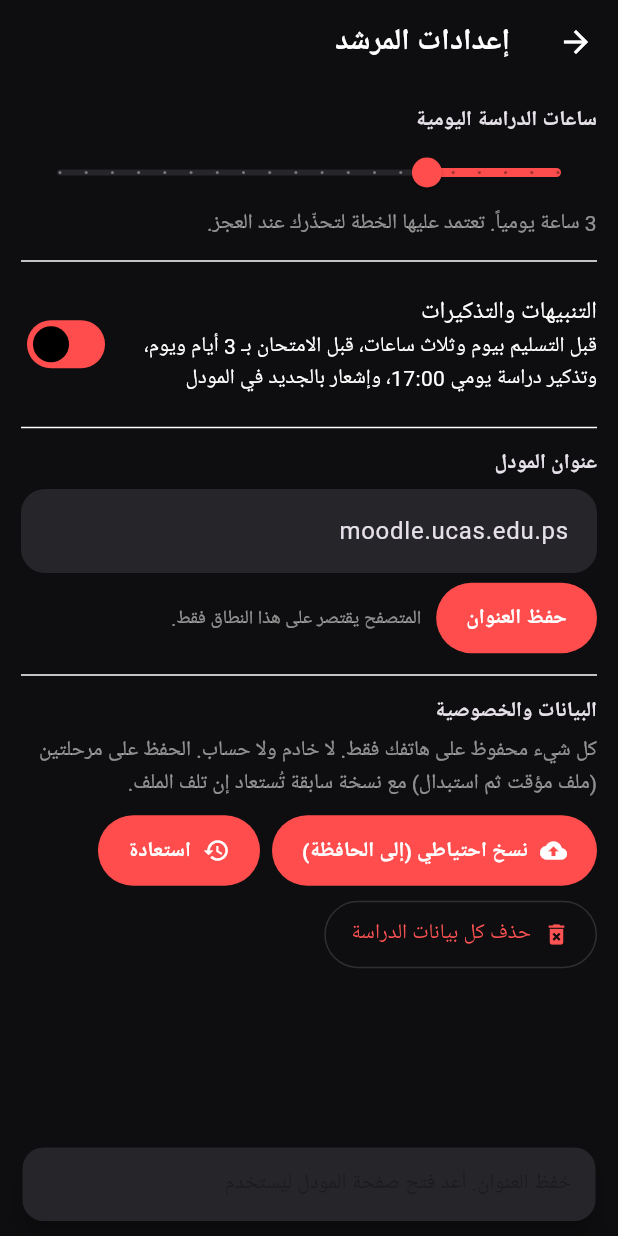
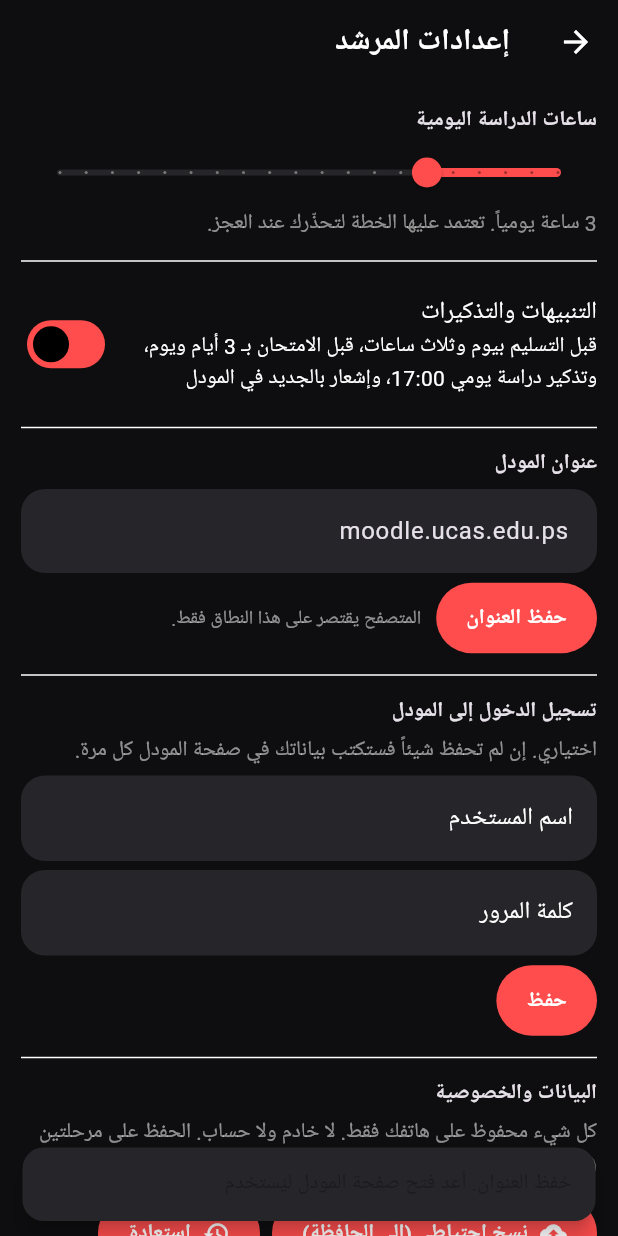
Before and after one commit to mo7amadramsey-ai/focus-lock, a Flutter app: the StudySettingsPage screen opened directly, after a tap on "حفظ العنوان", on a phone screen of 412 x 824 dp. Run offline on Flutter 3.47's test engine with Material 3 defaults, Android fonts, the phone set to English and light mode, and no system bars; our stand-ins replace file_picker, flutter_secure_storage, local_auth, video_player, wakelock_plus, webview_flutter; missing offline and left inert: pdfx, webview_flutter_android, youtube_explode_dart; accounts and stored records are empty.

Commit message:
Optional saved Moodle login (secure storage, fills but never submits)

```diff
--- a/lib/settings_page.dart
+++ b/lib/settings_page.dart
@@ -13,6 +13,16 @@ class StudySettingsPage extends StatefulWidget {
 
 class _StudySettingsPageState extends State<StudySettingsPage> {
   late final host = TextEditingController(text: study.moodleHost);
+  final user = TextEditingController(), pass = TextEditingController();
+  bool hasLogin = false;
+
+  @override
+  void initState() {
+    super.initState();
+    savedLogin().then((v) {
+      if (mounted) setState(() => hasLogin = v != null);
+    });
+  }
 
   void _toast(String t) {
     if (mounted) ScaffoldMessenger.of(context).showSnackBar(SnackBar(content: Text(t)));
@@ -103,6 +113,38 @@ class _StudySettingsPageState extends State<StudySettingsPage> {
               const Expanded(child: Text('المتصفح يقتصر على هذا النطاق فقط.', style: TextStyle(color: Colors.white54, fontSize: 12.5))),
             ]),
             const Divider(height: 28),
+            const Text('تسجيل الدخول إلى المودل', style: TextStyle(fontWeight: FontWeight.w800)),
+            const SizedBox(height: 4),
+            Text(hasLogin ? 'يوجد دخول محفوظ على هذا الهاتف.' : 'اختياري. إن لم تحفظ شيئاً فستكتب بياناتك في صفحة المودل كل مرة.',
+                style: const TextStyle(color: Colors.white54, height: 1.5)),
+            const SizedBox(height: 6),
+            TextField(controller: user, decoration: const InputDecoration(hintText: 'اسم المستخدم')),
+            const SizedBox(height: 6),
+            TextField(controller: pass, obscureText: true, decoration: const InputDecoration(hintText: 'كلمة المرور')),
+            const SizedBox(height: 6),
+            Row(children: [
+              FilledButton.tonal(
+                onPressed: () async {
+                  if (user.text.trim().isEmpty || pass.text.isEmpty) return;
+                  await saveLogin(user.text.trim(), pass.text);
+                  user.clear();
+                  pass.clear();
+                  setState(() => hasLogin = true);
+                  _toast('حُفظ الدخول مشفراً. سيُملأ تلقائياً دون تسجيل الدخول عنك');
+                },
+                child: const Text('حفظ'),
+              ),
+              const SizedBox(width: 8),
+              if (hasLogin)
+                OutlinedButton(
+                  onPressed: () async {
+                    await clearLogin();
+                    setState(() => hasLogin = false);
+                  },
+                  child: const Text('حذف المحفوظ'),
+                ),
+            ]),
+            const Divider(height: 28),
             const Text('البيانات والخصوصية', style: TextStyle(fontWeight: FontWeight.w800)),
             const SizedBox(height: 4),
             const Text('كل شيء محفوظ على هاتفك فقط. لا خادم ولا حساب. الحفظ على مرحلتين (ملف مؤقت ثم استبدال) مع نسخة سابقة تُستعاد إن تلف الملف.', style: TextStyle(color: Colors.white54, height: 1.5)),
--- a/lib/study.dart
+++ b/lib/study.dart
@@ -3,6 +3,7 @@ import 'dart:convert';
 import 'dart:io';
 import 'dart:math';
 import 'package:flutter/foundation.dart';
+import 'package:flutter_secure_storage/flutter_secure_storage.dart';
 import 'package:path_provider/path_provider.dart';
 import 'package:youtube_explode_dart/youtube_explode_dart.dart';
 import 'channel.dart';
@@ -753,6 +754,7 @@ class StudyStore extends ChangeNotifier {
     daySecs.clear();
     daySessions.clear();
     examLog.clear();
+    await clearLogin();
     deadline = DateTime(2026, 12, 2);
     dailyMinutes = 180;
     scheduleReminders();
@@ -761,6 +763,30 @@ class StudyStore extends ChangeNotifier {
 }
 
 final study = StudyStore();
+
+// Optional saved Moodle login: kept only if the student chooses to, encrypted by the Android keystore
+const _sec = FlutterSecureStorage();
+
+Future<List<String>?> savedLogin() async {
+  try {
+    final u = await _sec.read(key: 'moodle_user'), p = await _sec.read(key: 'moodle_pass');
+    return u == null || p == null ? null : [u, p];
+  } catch (_) {
+    return null;
+  }
+}
+
+Future<void> saveLogin(String u, String p) async {
+  await _sec.write(key: 'moodle_user', value: u);
+  await _sec.write(key: 'moodle_pass', value: p);
+}
+
+Future<void> clearLogin() async {
+  try {
+    await _sec.delete(key: 'moodle_user');
+    await _sec.delete(key: 'moodle_pass');
+  } catch (_) {}
+}
 
 /// Moodle address (the student can change it in the settings)
 String get moodleHome => 'https://${study.moodleHost}/';
--- a/pubspec.yaml
+++ b/pubspec.yaml
@@ -17,5 +17,6 @@ dependencies:
   local_auth: ^2.3.0              # app lock (fingerprint / phone PIN)
   file_picker: ^10.3.0             # import documents from the phone
   webview_flutter_android: any    # fullscreen video inside web pages
+  flutter_secure_storage: ^9.2.2  # optional saved Moodle login (encrypted by the device keystore)
 flutter:
   uses-material-design: true
```
Also changed, not shown: lib/moodle_page.dart (+13 -1 lines).
